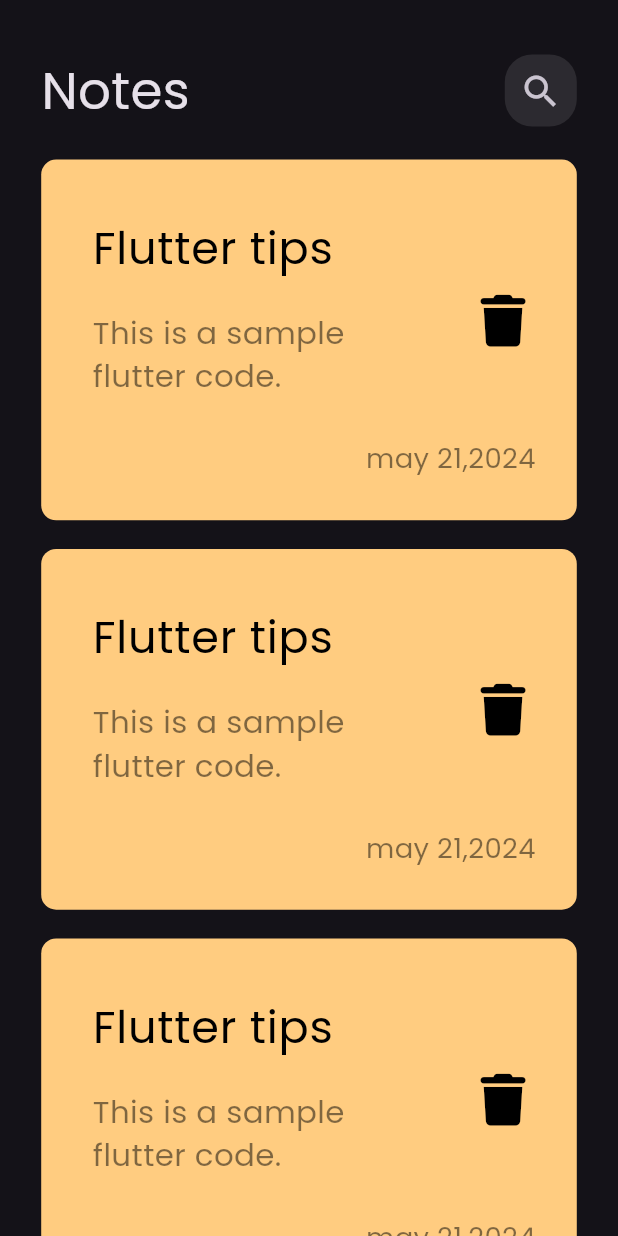
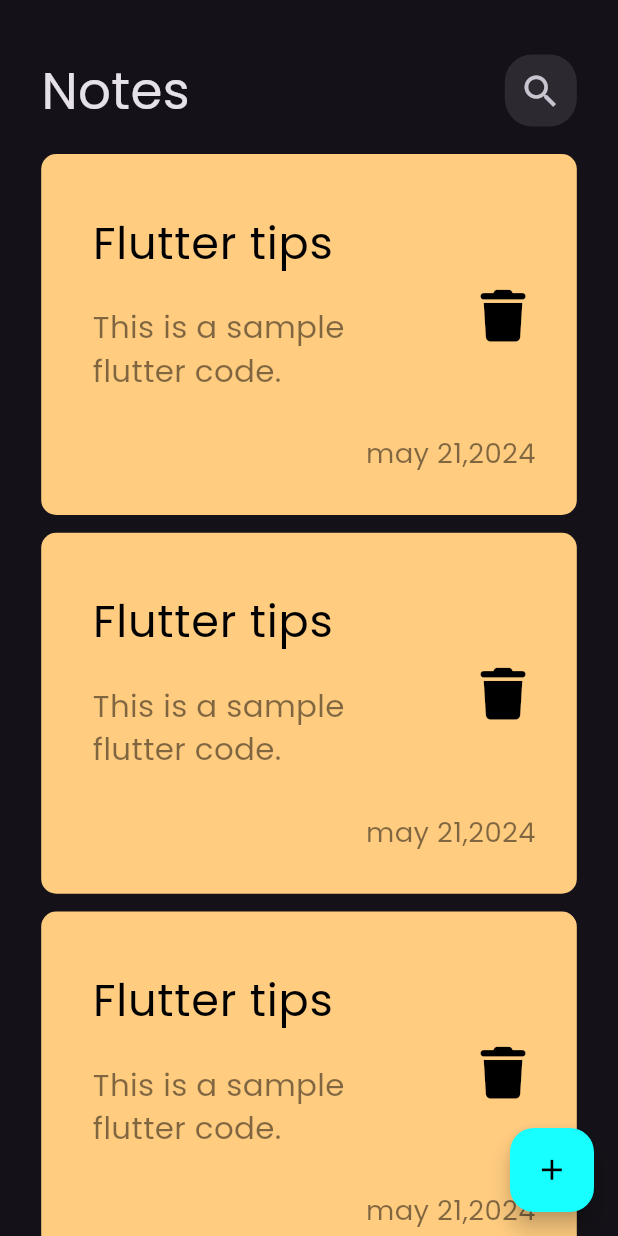
Before and after one commit to AbdelrahmaanAshraf/Learning, a Flutter app: the screen it shows after launch, on a phone screen of 412 x 824 dp. Run offline on Flutter 3.47's test engine with Material 3 defaults, Android fonts, the phone set to English and light mode, and no system bars; our stand-ins replace flutter_screenutil, font_awesome_flutter.

Commit message:
added note list view

```diff
--- a/lib/view/notes_view.dart
+++ b/lib/view/notes_view.dart
@@ -1,5 +1,6 @@
 import 'package:flutter/material.dart';
 import 'package:flutter_screenutil/flutter_screenutil.dart';
+import 'package:note_app_abdo/view/widgets/add_note_buttom_sheet.dart';
 
 import 'widgets/notes_view_body.dart';
 
@@ -8,17 +9,17 @@ class NotesView extends StatelessWidget {
 
   @override
   Widget build(BuildContext context) {
-    return const Scaffold(
-      // appBar: AppBar(
-      //   title: Text('Notes',style: TextStyle(fontSize: 25.sp),),
-      //   actions: [
-      //     IconButton(
-      //       icon: Icon(Icons.delete,size: 25.sp,),
-      //       onPressed: () {},
-      //     ),
-      //   ],
-      // ),
-      body: NotesViewBody(),
+    return Scaffold(
+      floatingActionButton: FloatingActionButton(
+        backgroundColor: Colors.cyanAccent,
+        onPressed: () {
+          showModalBottomSheet(context: context, builder: (context){
+            return const AddNoteButtomSheet();
+          });
+        },
+        child: Icon(Icons.add,color: Colors.black,size: 20.sp,),
+      ),
+      body:const NotesViewBody(),
     );
   }
 }
--- a/lib/view/widgets/note_list_view.dart
+++ b/lib/view/widgets/note_list_view.dart
@@ -9,8 +9,9 @@ class NoteListView extends StatelessWidget {
   @override
   Widget build(BuildContext context) {
     return ListView.builder(
+      padding: EdgeInsets.zero,
       itemBuilder: (context, index) => Padding(
-        padding: EdgeInsets.symmetric(vertical: 8.h),
+        padding: EdgeInsets.symmetric(vertical: 5.h),
         child: const NoteItem(),
       ),
       itemCount: 10,
--- a/lib/view/widgets/notes_view_body.dart
+++ b/lib/view/widgets/notes_view_body.dart
@@ -4,7 +4,6 @@ import 'package:flutter_screenutil/flutter_screenutil.dart';
 
 import 'Custom_app_bar.dart';
 import 'note_list_view.dart';
-import 'note_view_item.dart';
 
 class NotesViewBody extends StatelessWidget {
   const NotesViewBody({super.key});
```
